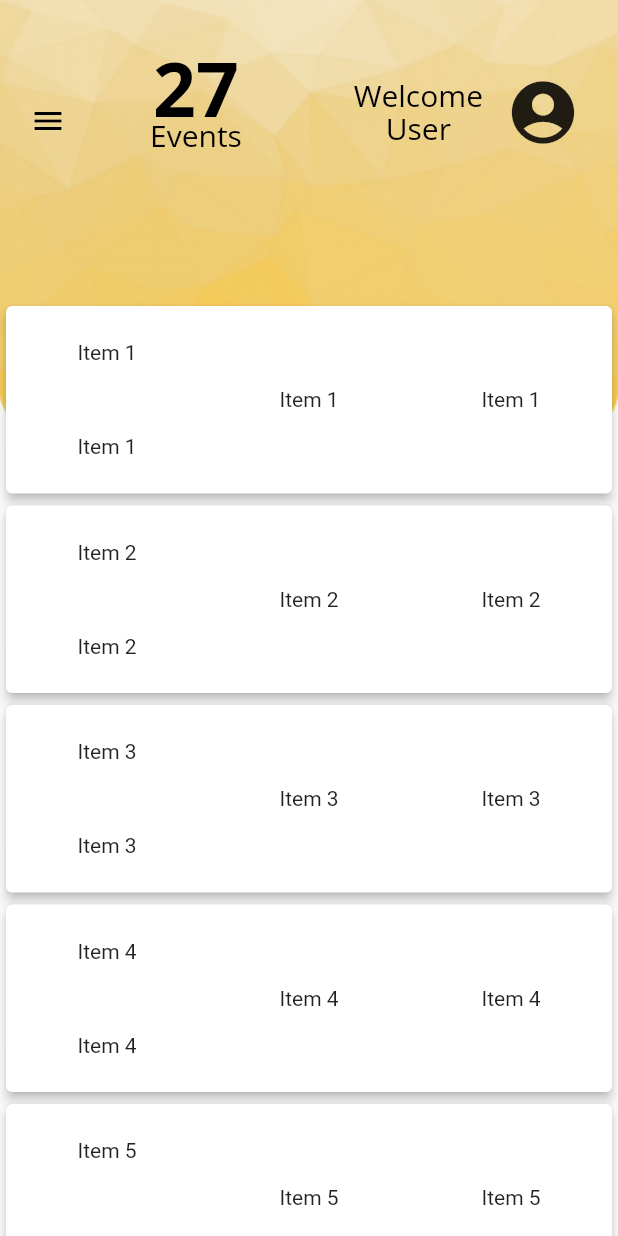
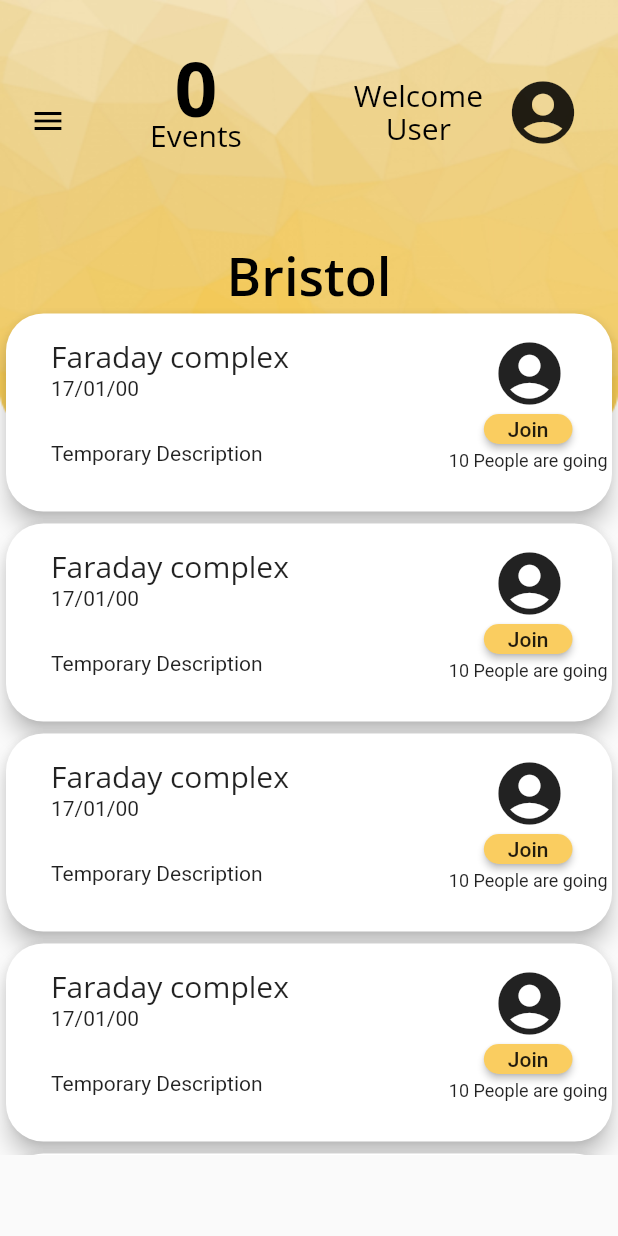
Before and after one commit to Cwills0114/PartyApp, a Flutter app: the screen it shows after launch, after a tap on "Login", on a phone screen of 412 x 824 dp. Run offline on Flutter 3.47's test engine with Material 2 defaults, Android fonts, the phone set to English and light mode, and no system bars.

Commit message:
Updated Events
Updated Event file,
Refactored Event to new class
Changed Event layout to stack

```diff
--- /dev/null
+++ b/lib/Events/displayEvents.dart
@@ -0,0 +1,165 @@
+import 'package:flutter/material.dart';
+
+/*
+  Method: display_Event
+  Description: Build the Card view for HomePageLayout
+*/
+
+// TO DO: Learn data management using StreamBuilder? && prociders??
+// https://api.flutter.dev/flutter/widgets/StreamBuilder-class.html
+// https://pub.dev/packages/provider
+
+Widget displayEvent(BuildContext context) {
+  double screenWidth, screenHeight;
+  Size size = MediaQuery.of(context).size;
+  screenHeight = size.height;
+  screenWidth = size.width;
+
+  List items = getDummyList();
+  List locations = [
+    "Bristol",
+    "London",
+    "Bristol",
+    "London",
+    "Bristol",
+    "London",
+    "Bristol",
+    "London",
+    "Bristol",
+    "London",
+    "Bristol",
+    "London"
+  ];
+
+  return Padding(
+    padding: const EdgeInsets.only(top: 170.0),
+    child: SizedBox(
+      height: 600,
+      // Nested List View. For Location and Card
+      child: PageView.builder(
+          scrollDirection: Axis.horizontal,
+          itemCount: locations.length,
+          itemBuilder: (context, index) {
+            return Container(
+                width: screenWidth,
+                child: Column(
+                  mainAxisSize: MainAxisSize.min,
+                  children: <Widget>[
+                    Text(locations[index],
+                        style: TextStyle(
+                            color: Colors.black,
+                            fontSize: 35,
+                            fontFamily: 'OpenSans',
+                            fontWeight: FontWeight.w600,
+                            height: 1)),
+                    Expanded(
+                      child: displayCard(context, index, items),
+                    ),
+                  ],
+                ));
+          }),
+    ),
+  );
+}
+
+List getDummyList() {
+  List list = List.generate(20, (i) {
+    return "Item ${i + 1}";
+  });
+  return list;
+}
+
+Widget displayCard(BuildContext context, int index, List items) {
+  double screenWidth, screenHeight;
+  Size size = MediaQuery.of(context).size;
+  screenHeight = size.height;
+  screenWidth = size.width;
+
+  return ListView.separated(
+      addAutomaticKeepAlives: false,
+      itemCount: items.length,
+      itemBuilder: (context, index) {
+        return Container(
+          height: 140,
+          width: screenWidth - 5,
+          child: Card(
+            shape: RoundedRectangleBorder(
+                borderRadius: BorderRadius.circular(25.0)),
+            elevation: 6,
+            child: Stack(
+              children: <Widget>[
+                Positioned(
+                  top: 15,
+                  left: 30,
+                  child: Column(
+                    crossAxisAlignment: CrossAxisAlignment.start,
+                    children: <Widget>[
+                      Text("Faraday complex",
+                          style: TextStyle(
+                              fontFamily: 'OpenSans',
+                              fontWeight: FontWeight.w400,
+                              fontSize: 20)),
+                      Text("17/01/00"),
+                    ],
+                  ),
+                ),
+                Positioned(
+                    top: 15,
+                    right: 30,
+                    child: Icon(Icons.account_circle, size: 50)),
+                Positioned(
+                    //Divider not showing
+                    top: 70,
+                    child: new SizedBox(
+                      height: 10.0,
+                      child: new Center(
+                        child: new Container(
+                          margin: new EdgeInsetsDirectional.only(
+                              start: 1.0, end: 1.0),
+                          height: 5.0,
+                          color: Colors.red,
+                        ),
+                      ),
+                    )),
+                Positioned(
+                    top: 85, left: 30, child: Text("Temporary Description")),
+                Positioned(
+                  bottom: 30,
+                  right: 3,
+                  child: Column(children: <Widget>[
+                    ButtonTheme(
+                      minWidth: 10.0,
+                      height: 20.0,
+                      buttonColor: Color.fromRGBO(250, 205, 96, 75),
+                      shape: RoundedRectangleBorder(
+                        borderRadius: new BorderRadius.circular(18.0),
+                      ),
+                      child: RaisedButton(
+                        onPressed: () {
+                          // TO DO: Button Action for Joining event
+                        },
+                        child: Text("Join"),
+                      ),
+                    ),
+                    Text("10 People are going",
+                        style: TextStyle(height: 0.1, fontSize: 12)),
+                  ]),
+                ),
+              ],
+            ),
+          ),
+        );
+      },
+      //Potenital solution for ADS
+      separatorBuilder: (context, index) {
+        if (index > 5 && index % 5 == 0) {
+          return Center(
+            child: Card(
+              color: Colors.red,
+              child: Text("Advetisement"),
+            ),
+          );
+        }
+        return SizedBox();
+      });
+}
--- a/lib/Events/events.dart
+++ /dev/null
@@ -1,57 +0,0 @@
-import 'package:flutter/material.dart';
-
-/*
-  Method: display_Event
-  Description: Build the Card view for HomePageLayout
-*/
-
-Widget display_Event(BuildContext context) {
-  List items = getDummyList();
-
-  return Padding(
-    padding: EdgeInsets.only(top: 200),
-    child: ListView.builder(
-        itemCount: items.length,
-        itemBuilder: (context, index) {
-          return Card(
-            elevation: 3,
-            child: Container(
-              height: 125,
-
-              child: Row(
-                mainAxisAlignment: MainAxisAlignment.spaceAround,
-                children: <Widget>[
-                  Column(
-                    mainAxisAlignment: MainAxisAlignment.spaceAround,
-                    children: <Widget>[
-                      Text(items[index]),
-
-                      Text(items[index]),
-                    ],
-                  ),
-                  Column(
-                    mainAxisAlignment: MainAxisAlignment.spaceAround,
-                    children: <Widget>[
-                      Text(items[index]),
-                    ],
-                  ),
-                  Column(
-                    mainAxisAlignment: MainAxisAlignment.spaceAround,
-                    children: <Widget>[
-                      Text(items[index]),
-                    ],
-                  ),
-                ],
-              ),
-            ),
-          );
-        }),
-  );
-}
-
-List getDummyList() {
-  List list = List.generate(20, (i) {
-    return "Item ${i + 1}";
-  });
-  return list;
-}
--- a/lib/Pages/homePage.dart
+++ b/lib/Pages/homePage.dart
@@ -18,14 +18,11 @@ Widget homePage(BuildContext context) {
               fit: BoxFit.fill,
             ),
           ),
-          // padding: const EdgeInsets.only(left: 16, right: 16, top: 25),
           child: Container(
               child: Stack(
-                  //mainAxisAlignment: MainAxisAlignment.spaceBetween,
-                  //mainAxisSize: MainAxisSize.max,
                   children: [
                 Positioned(
-                  top: screenHeight /12,
+                  top: screenHeight / 12,
                   left: 20,
                   child: InkWell(
                     child: Icon(Icons.menu, color: Colors.black),
@@ -40,8 +37,9 @@ Widget homePage(BuildContext context) {
                   top: 25,
                   left: 100,
                   child: Container(
-                    child: Column(children: [
-                      Text("27",
+                    child: Column(
+                      children: [
+                        Text("0",
                         style: TextStyle(
                               color: Colors.black,
                               fontSize: 50,
--- a/lib/Pages/homePageLayout.dart
+++ b/lib/Pages/homePageLayout.dart
@@ -1,6 +1,6 @@
 import 'package:flutter/material.dart';
 import '../sideBar.dart';
-import '../Events/events.dart';
+import '../Events/displayEvents.dart';
 import 'homePage.dart';
 
 final AssetImage backgroundImage = AssetImage('images/Background.png');
@@ -35,7 +35,7 @@ class _homePageLayoutState extends State<homePageLayout> {
       body: Stack(children: <Widget>[
         //sideBar(),
         homePage(context),
-        display_Event(context),
+        displayEvent(context)
       ]),
     );
   }
--- a/pubspec.yaml
+++ b/pubspec.yaml
@@ -61,7 +61,11 @@ flutter:
     - family: OpenSans
       fonts:
         - asset: fonts/OpenSans-Bold.ttf
+          weight: 700
         - asset: fonts/OpenSans-Regular.ttf
+          weight: 400
+        - asset: fonts/OpenSans-SemiBold.ttf
+          weight: 600
     # - family: Trajan Pro
     #   fonts:
     #     - asset: fonts/TrajanPro.ttf
```
Lines whose indentation alone changed are shown as unchanged.
